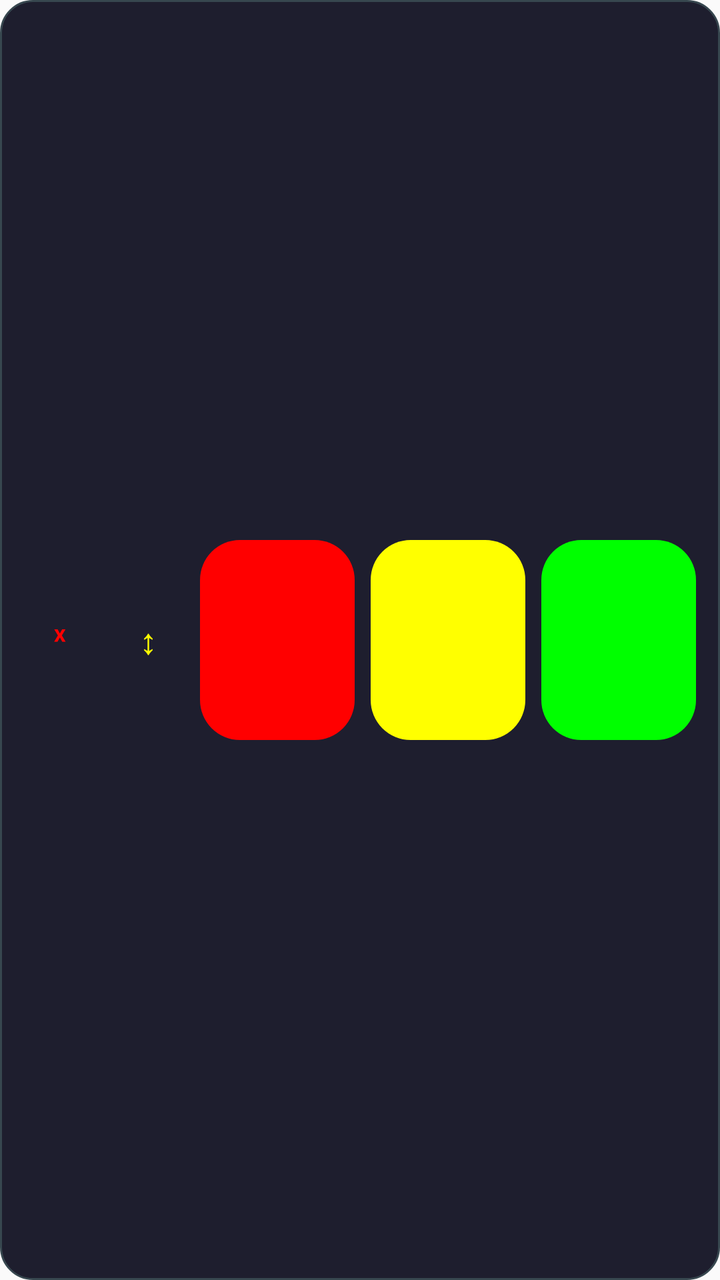
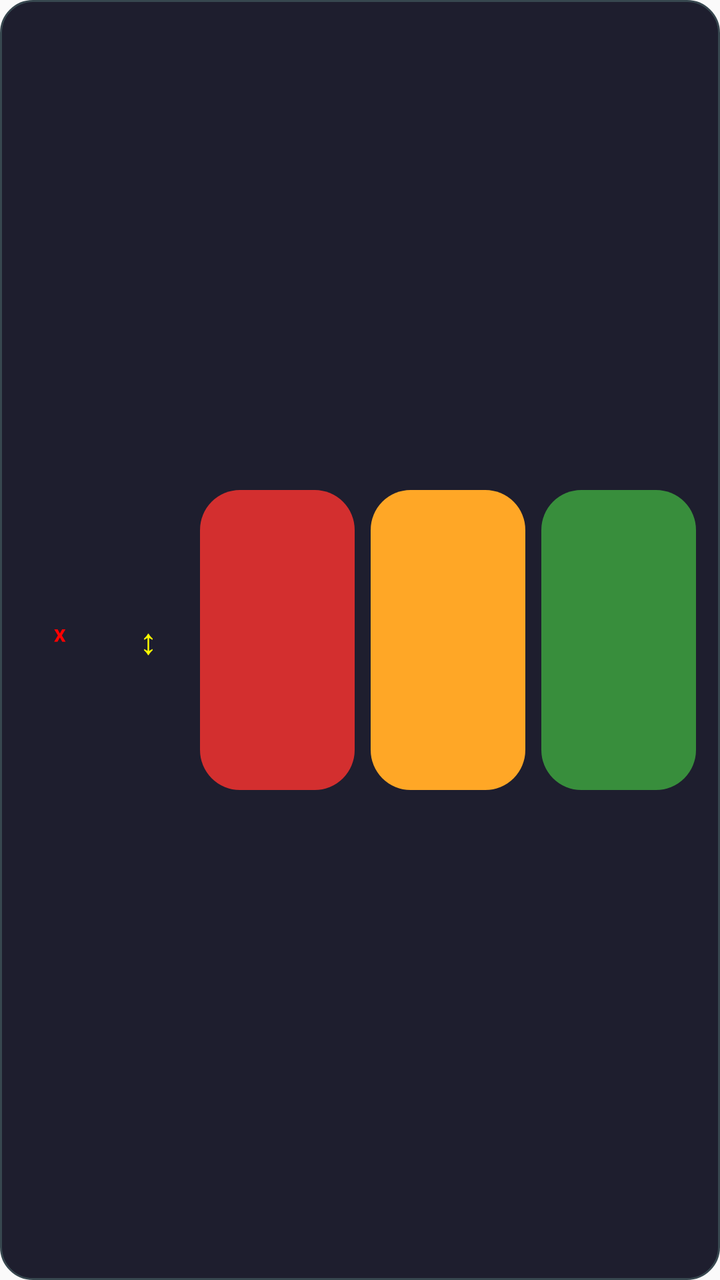

The first picture is an Android layout as it rendered before a commit; the second is the same layout after the commit. The layout source and the unified diff follow.
<!-- AndroidManifest.xml: application theme Theme.SignalLights -->
<!-- res/layout/overlay_layout.xml -->
<?xml version="1.0" encoding="utf-8"?>
<LinearLayout xmlns:android="http://schemas.android.com/apk/res/android"
    android:layout_width="match_parent"
    android:layout_height="match_parent"
    android:orientation="horizontal"
    android:gravity="center"
    android:padding="8dp"
    android:background="@drawable/overlay_elegant_bg"
    android:baselineAligned="false">

    
    <Button
        android:id="@+id/close_button"
        android:layout_width="40dp"
        android:layout_height="100dp"
        android:text="ˣ"
        android:textSize="16sp"
        android:textColor="#ff0000"
        android:background="@null"
        android:padding="0dp"
        android:minWidth="0dp"
        android:minHeight="0dp"
        android:layout_margin="2dp"
        android:stateListAnimator="@null" />

    
    <Button
        android:id="@+id/drag_button"
        android:layout_width="40dp"
        android:layout_height="100dp"
        android:text="↕"
        android:textSize="18sp"
        android:textColor="#ffff00"
        android:background="@null"
        android:padding="0dp"
        android:minWidth="0dp"
        android:minHeight="0dp"
        android:layout_margin="2dp"
        android:stateListAnimator="@null" />

    
    <Button
        android:id="@+id/red_button"
        android:layout_width="0dp"
        android:layout_height="100dp"
        android:layout_weight="3"
        android:background="@drawable/overlay_button_red"
        android:layout_margin="4dp"
        android:padding="0dp"
        android:minWidth="0dp"
        android:minHeight="0dp"
        android:stateListAnimator="@null" />

    
    <Button
        android:id="@+id/yellow_button"
        android:layout_width="0dp"
        android:layout_height="100dp"
        android:layout_weight="3"
        android:background="@drawable/overlay_button_yellow"
        android:layout_margin="4dp"
        android:padding="0dp"
        android:minWidth="0dp"
        android:minHeight="0dp"
        android:stateListAnimator="@null" />

    
    <Button
        android:id="@+id/green_button"
        android:layout_width="0dp"
        android:layout_height="100dp"
        android:layout_weight="3"
        android:background="@drawable/overlay_button_green"
        android:layout_margin="4dp"
        android:padding="0dp"
        android:minWidth="0dp"
        android:minHeight="0dp"
        android:stateListAnimator="@null" />

</LinearLayout>
<!-- resources referenced by this layout -->
<resources>
  <!-- drawable overlay_button_green (drawable) -->
  <?xml version="1.0" encoding="utf-8"?>
  <shape xmlns:android="http://schemas.android.com/apk/res/android"
      android:shape="rectangle">
      <solid android:color="#00ff00" />
      <corners android:radius="20dp" />
  </shape>
  <!-- drawable overlay_button_red (drawable) -->
  <?xml version="1.0" encoding="utf-8"?>
  <shape xmlns:android="http://schemas.android.com/apk/res/android"
      android:shape="rectangle">
      <solid android:color="#ff0000" />
      <corners android:radius="20dp" />
  </shape>
  <!-- drawable overlay_button_yellow (drawable) -->
  <?xml version="1.0" encoding="utf-8"?>
  <shape xmlns:android="http://schemas.android.com/apk/res/android"
      android:shape="rectangle">
      <solid android:color="#ffff00" />
      <corners android:radius="20dp" />
  </shape>
  <!-- drawable overlay_elegant_bg (drawable) -->
  <?xml version="1.0" encoding="utf-8"?>
  <shape xmlns:android="http://schemas.android.com/apk/res/android"
      android:shape="rectangle">
      <solid android:color="#1e1e2e" />
      <corners android:radius="16dp" />
      <stroke android:color="#37474f" android:width="1dp" />
  </shape>
  <style name="Theme.SignalLights" parent="Theme.AppCompat.Light.NoActionBar">
          <item name="colorPrimary">@color/primary</item>
          <item name="colorPrimaryDark">@color/primary_dark</item>
          <item name="colorAccent">@color/accent</item>
      </style>
  <color name="primary">#FF6200EE</color>
  <color name="primary_dark">#FF3700B3</color>
  <color name="accent">#FF03DAC5</color>
</resources>

<!-- the commit's change to res/layout/overlay_layout.xml (unified diff, before → after) -->
@@ -42,9 +42,10 @@
     <Button
         android:id="@+id/red_button"
         android:layout_width="0dp"
-        android:layout_height="100dp"
+        android:layout_height="150dp"
         android:layout_weight="3"
         android:background="@drawable/overlay_button_red"
+        android:foreground="?attr/selectableItemBackground"
         android:layout_margin="4dp"
         android:padding="0dp"
         android:minWidth="0dp"
@@ -55,9 +56,10 @@
     <Button
         android:id="@+id/yellow_button"
         android:layout_width="0dp"
-        android:layout_height="100dp"
+        android:layout_height="150dp"
         android:layout_weight="3"
         android:background="@drawable/overlay_button_yellow"
+        android:foreground="?attr/selectableItemBackground"
         android:layout_margin="4dp"
         android:padding="0dp"
         android:minWidth="0dp"
@@ -68,9 +70,10 @@
     <Button
         android:id="@+id/green_button"
         android:layout_width="0dp"
-        android:layout_height="100dp"
+        android:layout_height="150dp"
         android:layout_weight="3"
         android:background="@drawable/overlay_button_green"
+        android:foreground="?attr/selectableItemBackground"
         android:layout_margin="4dp"
         android:padding="0dp"
         android:minWidth="0dp"
<!-- resource entries referenced after the edit -->
@@ -4,21 +4,21 @@
   <?xml version="1.0" encoding="utf-8"?>
   <shape xmlns:android="http://schemas.android.com/apk/res/android"
       android:shape="rectangle">
-      <solid android:color="#00ff00" />
+      <solid android:color="#388E3C" />
       <corners android:radius="20dp" />
   </shape>
   <!-- drawable overlay_button_red (drawable) -->
   <?xml version="1.0" encoding="utf-8"?>
   <shape xmlns:android="http://schemas.android.com/apk/res/android"
       android:shape="rectangle">
-      <solid android:color="#ff0000" />
+      <solid android:color="#D32F2F" />
       <corners android:radius="20dp" />
   </shape>
   <!-- drawable overlay_button_yellow (drawable) -->
   <?xml version="1.0" encoding="utf-8"?>
   <shape xmlns:android="http://schemas.android.com/apk/res/android"
       android:shape="rectangle">
-      <solid android:color="#ffff00" />
+      <solid android:color="#FFA726" />
       <corners android:radius="20dp" />
   </shape>
   <!-- drawable overlay_elegant_bg (drawable) -->
